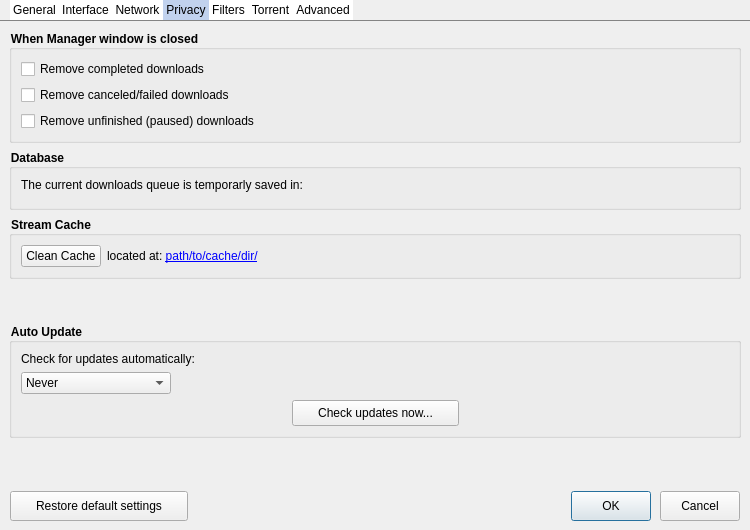
setvisible/ArrowDL, file src/dialogs/preferencedialog.ui: the form before one commit.
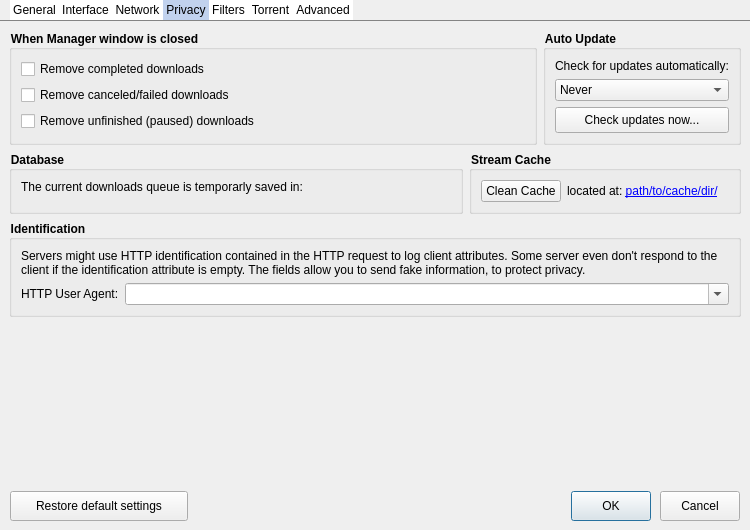
The form after the commit. The open tabs and pages were chosen to show the change. Icons and pictures are not drawn. Custom widgets are drawn as their Qt base class.

Commit message:
[Network] Fix bug with missing User Agent
FYI, the default HTTP request didn't use User Agent (and Accept- headers), resulting in a "Server Error (299)" caused by a QNetworkReply::UnknownContentError on some poorly-configured servers

Diff of the .ui file:
```diff
--- a/src/dialogs/preferencedialog.ui
+++ b/src/dialogs/preferencedialog.ui
@@ -65,7 +65,7 @@
 }</string>
      </property>
      <property name="currentIndex">
-      <number>0</number>
+      <number>3</number>
      </property>
      <property name="iconSize">
       <size>
@@ -516,130 +516,52 @@
       <attribute name="title">
        <string>Privacy</string>
       </attribute>
-      <layout class="QVBoxLayout" name="verticalLayout_8" stretch="0,0,0,1,0,1">
+      <layout class="QVBoxLayout" name="verticalLayout_8" stretch="0,0,0,1">
        <item>
-        <widget class="QGroupBox" name="groupBox_5">
-         <property name="title">
-          <string>When Manager window is closed</string>
-         </property>
-         <layout class="QVBoxLayout" name="verticalLayout_6">
-          <item>
-           <widget class="QCheckBox" name="privacyRemoveCompletedCheckBox">
-            <property name="text">
-             <string>Remove completed downloads</string>
-            </property>
-           </widget>
-          </item>
-          <item>
-           <widget class="QCheckBox" name="privacyRemoveCanceledCheckBox">
-            <property name="text">
-             <string>Remove canceled/failed downloads</string>
-            </property>
-           </widget>
-          </item>
-          <item>
-           <widget class="QCheckBox" name="privacyRemovePausedCheckBox">
-            <property name="text">
-             <string>Remove unfinished (paused) downloads</string>
-            </property>
-           </widget>
-          </item>
-         </layout>
-        </widget>
-       </item>
-       <item>
-        <widget class="QGroupBox" name="groupBox_6">
-         <property name="title">
-          <string>Database</string>
-         </property>
-         <layout class="QVBoxLayout" name="verticalLayout_7">
-          <item>
-           <widget class="QLabel" name="label_3">
-            <property name="text">
-             <string>The current downloads queue is temporarly saved in:</string>
-            </property>
-           </widget>
-          </item>
-          <item>
-           <widget class="PathWidget" name="browseDatabaseFile" native="true"/>
-          </item>
-         </layout>
-        </widget>
-       </item>
-       <item>
-        <widget class="QGroupBox" name="groupBox_12">
-         <property name="title">
-          <string>Stream Cache</string>
-         </property>
-         <layout class="QVBoxLayout" name="verticalLayout_20">
-          <item>
-           <layout class="QHBoxLayout" name="horizontalLayout_14">
-            <property name="rightMargin">
-             <number>10</number>
-            </property>
+        <layout class="QHBoxLayout" name="horizontalLayout_3" stretch="1,0">
+         <item>
+          <widget class="QGroupBox" name="groupBox_5">
+           <property name="title">
+            <string>When Manager window is closed</string>
+           </property>
+           <layout class="QVBoxLayout" name="verticalLayout_6">
             <item>
-             <widget class="QPushButton" name="streamCleanCacheButton">
+             <widget class="QCheckBox" name="privacyRemoveCompletedCheckBox">
               <property name="text">
-               <string>Clean Cache</string>
+               <string>Remove completed downloads</string>
               </property>
              </widget>
             </item>
             <item>
-             <widget class="QLabel" name="streamCleanCacheLabel">
+             <widget class="QCheckBox" name="privacyRemoveCanceledCheckBox">
               <property name="text">
-               <string>located at: &lt;a href=&quot;https://www.example.org/tutorial.html&quot;&gt;path/to/cache/dir/&lt;/a&gt;</string>
+               <string>Remove canceled/failed downloads</string>
               </property>
-              <property name="openExternalLinks">
-               <bool>true</bool>
-              </property>
              </widget>
             </item>
             <item>
-             <spacer name="horizontalSpacer_7">
-              <property name="orientation">
-               <enum>Qt::Horizontal</enum>
+             <widget class="QCheckBox" name="privacyRemovePausedCheckBox">
+              <property name="text">
+               <string>Remove unfinished (paused) downloads</string>
               </property>
-              <property name="sizeHint" stdset="0">
-               <size>
-                <width>468</width>
-                <height>20</height>
-               </size>
-              </property>
-             </spacer>
+             </widget>
             </item>
            </layout>
-          </item>
-         </layout>
-        </widget>
-       </item>
-       <item>
-        <spacer name="verticalSpacer_3">
-         <property name="orientation">
-          <enum>Qt::Vertical</enum>
-         </property>
-         <property name="sizeHint" stdset="0">
-          <size>
-           <width>20</width>
-           <height>157</height>
-          </size>
-         </property>
-        </spacer>
-       </item>
-       <item>
-        <widget class="QGroupBox" name="groupBox_9">
-         <property name="title">
-          <string>Auto Update</string>
-         </property>
-         <layout class="QVBoxLayout" name="verticalLayout_11">
-          <item>
-           <widget class="QLabel" name="label_10">
-            <property name="text">
-             <string>Check for updates automatically:</string>
-            </property>
-           </widget>
-          </item>
-          <item>
-           <layout class="QHBoxLayout" name="horizontalLayout_6">
+          </widget>
+         </item>
+         <item>
+          <widget class="QGroupBox" name="groupBox_9">
+           <property name="title">
+            <string>Auto Update</string>
+           </property>
+           <layout class="QVBoxLayout" name="verticalLayout_11">
+            <item>
+             <widget class="QLabel" name="label_10">
+              <property name="text">
+               <string>Check for updates automatically:</string>
+              </property>
+             </widget>
+            </item>
             <item>
              <widget class="QComboBox" name="checkUpdateComboBox">
               <property name="minimumSize">
@@ -666,36 +588,6 @@
              </widget>
             </item>
             <item>
-             <spacer name="horizontalSpacer_4">
-              <property name="orientation">
-               <enum>Qt::Horizontal</enum>
-              </property>
-              <property name="sizeHint" stdset="0">
-               <size>
-                <width>40</width>
-                <height>20</height>
-               </size>
-              </property>
-             </spacer>
-            </item>
-           </layout>
-          </item>
-          <item>
-           <layout class="QHBoxLayout" name="horizontalLayout_7">
-            <item>
-             <spacer name="horizontalSpacer_6">
-              <property name="orientation">
-               <enum>Qt::Horizontal</enum>
-              </property>
-              <property name="sizeHint" stdset="0">
-               <size>
-                <width>40</width>
-                <height>20</height>
-               </size>
-              </property>
-             </spacer>
-            </item>
-            <item>
              <widget class="QPushButton" name="checkUpdateNowPushButton">
               <property name="styleSheet">
                <string notr="true">QPushButton {
@@ -708,18 +600,98 @@
               </property>
              </widget>
             </item>
+           </layout>
+          </widget>
+         </item>
+        </layout>
+       </item>
+       <item>
+        <layout class="QHBoxLayout" name="horizontalLayout_6" stretch="1,0">
+         <item>
+          <widget class="QGroupBox" name="groupBox_6">
+           <property name="title">
+            <string>Database</string>
+           </property>
+           <layout class="QVBoxLayout" name="verticalLayout_7">
             <item>
-             <spacer name="horizontalSpacer_5">
-              <property name="orientation">
-               <enum>Qt::Horizontal</enum>
+             <widget class="QLabel" name="label_3">
+              <property name="text">
+               <string>The current downloads queue is temporarly saved in:</string>
               </property>
-              <property name="sizeHint" stdset="0">
-               <size>
-                <width>40</width>
-                <height>20</height>
-               </size>
+             </widget>
+            </item>
+            <item>
+             <widget class="PathWidget" name="browseDatabaseFile" native="true"/>
+            </item>
+           </layout>
+          </widget>
+         </item>
+         <item>
+          <widget class="QGroupBox" name="groupBox_12">
+           <property name="title">
+            <string>Stream Cache</string>
+           </property>
+           <layout class="QVBoxLayout" name="verticalLayout_20">
+            <item>
+             <layout class="QHBoxLayout" name="horizontalLayout_14">
+              <property name="rightMargin">
+               <number>10</number>
               </property>
-             </spacer>
+              <item>
+               <widget class="QPushButton" name="streamCleanCacheButton">
+                <property name="text">
+                 <string>Clean Cache</string>
+                </property>
+               </widget>
+              </item>
+              <item>
+               <widget class="QLabel" name="streamCleanCacheLabel">
+                <property name="text">
+                 <string>located at: &lt;a href=&quot;https://www.example.org/tutorial.html&quot;&gt;path/to/cache/dir/&lt;/a&gt;</string>
+                </property>
+                <property name="openExternalLinks">
+                 <bool>true</bool>
+                </property>
+               </widget>
+              </item>
+             </layout>
+            </item>
+           </layout>
+          </widget>
+         </item>
+        </layout>
+       </item>
+       <item>
+        <widget class="QGroupBox" name="groupBox_14">
+         <property name="title">
+          <string>Identification</string>
+         </property>
+         <layout class="QVBoxLayout" name="verticalLayout_22">
+          <item>
+           <widget class="QLabel" name="label_25">
+            <property name="text">
+             <string>Servers might use HTTP identification contained in the HTTP request to log client attributes. Some server even don't respond to the client if the identification attribute is empty. The fields allow you to send fake information, to protect privacy.</string>
+            </property>
+            <property name="wordWrap">
+             <bool>true</bool>
+            </property>
+           </widget>
+          </item>
+          <item>
+           <layout class="QFormLayout" name="formLayout_3">
+            <item row="0" column="0">
+             <widget class="QLabel" name="label_12">
+              <property name="text">
+               <string>HTTP User Agent:</string>
+              </property>
+             </widget>
+            </item>
+            <item row="0" column="1">
+             <widget class="QComboBox" name="httpUserAgentComboBox">
+              <property name="editable">
+               <bool>true</bool>
+              </property>
+             </widget>
             </item>
            </layout>
           </item>
@@ -727,14 +699,14 @@
         </widget>
        </item>
        <item>
-        <spacer name="verticalSpacer_5">
+        <spacer name="verticalSpacer_3">
          <property name="orientation">
           <enum>Qt::Vertical</enum>
          </property>
          <property name="sizeHint" stdset="0">
           <size>
            <width>20</width>
-           <height>40</height>
+           <height>157</height>
           </size>
          </property>
         </spacer>
```
The commit also changes 4 other files.
